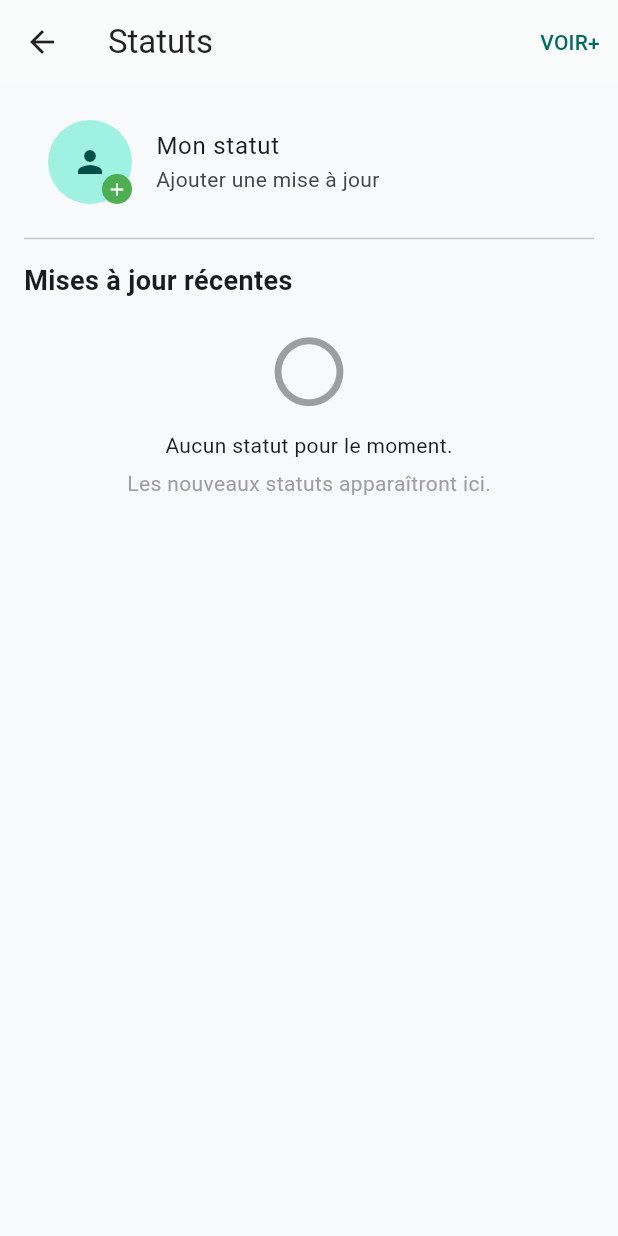
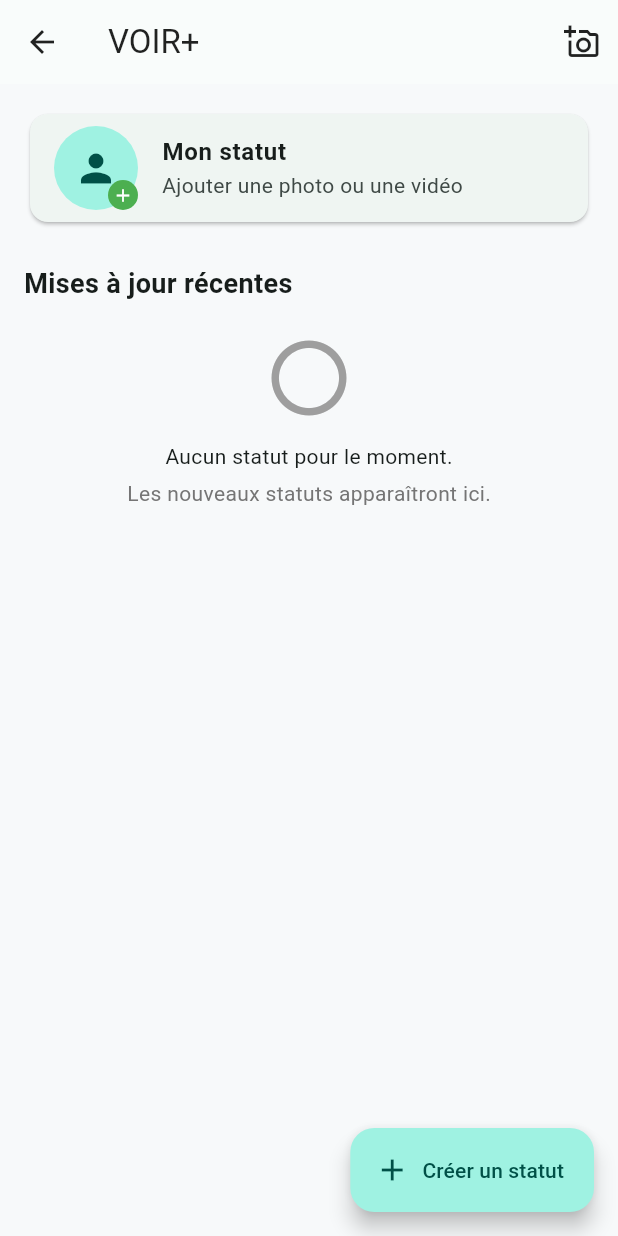
Before and after one commit to ELOHIM243/FoF-, a Flutter app: the StatusScreen screen opened directly, on a phone screen of 412 x 824 dp. Run offline on Flutter 3.47's test engine with Material 3 defaults, Android fonts, the phone set to English and light mode, and no system bars; our stand-ins replace file_picker, image_picker, just_audio, shared_preferences, supabase_flutter, video_player; accounts and stored records are empty; generated files the repository leaves out were written again; statements that could not run were skipped.

Commit message:
Update status_screen.dart

```diff
--- a/lib/features/statuts/status_screen.dart
+++ b/lib/features/statuts/status_screen.dart
@@ -1,30 +1,44 @@
 
 import 'package:flutter/material.dart';
 
+import 'status_editor_screen.dart';
+
 class StatusScreen extends StatelessWidget {
   const StatusScreen({super.key});
+
+  Future<void> _openEditor(BuildContext context) async {
+    await Navigator.push(
+      context,
+      MaterialPageRoute(
+        builder: (_) => const StatusEditorScreen(),
+      ),
+    );
+  }
 
   @override
   Widget build(BuildContext context) {
     return Scaffold(
       appBar: AppBar(
-        title: const Text('Statuts'),
+        title: const Text('VOIR+'),
         actions: [
-          TextButton(
-            onPressed: () {},
-            child: const Text('VOIR+'),
+          IconButton(
+            tooltip: 'Créer un statut',
+            onPressed: () => _openEditor(context),
+            icon: const Icon(Icons.add_a_photo_outlined),
           ),
         ],
       ),
       body: ListView(
         padding: const EdgeInsets.all(16),
         children: [
-          ListTile(
+          // Mon statut
+          Card(
+            child: ListTile(
               leading: Stack(
                 children: [
                   const CircleAvatar(
                     radius: 28,
-                  child: Icon(Icons.person),
+                    child: Icon(Icons.person, size: 30),
                   ),
                   Positioned(
                     right: 0,
@@ -41,17 +55,19 @@ class StatusScreen extends StatelessWidget {
                   ),
                 ],
               ),
-            title: const Text('Mon statut'),
-            subtitle: const Text('Ajouter une mise à jour'),
-            onTap: () {
-              ScaffoldMessenger.of(context).showSnackBar(
-                const SnackBar(
-                  content: Text('Publication des statuts à connecter.'),
+              title: const Text(
+                'Mon statut',
+                style: TextStyle(fontWeight: FontWeight.bold),
               ),
-              );
-            },
+              subtitle: const Text(
+                'Ajouter une photo ou une vidéo',
               ),
-          const Divider(height: 30),
+              onTap: () => _openEditor(context),
+            ),
+          ),
+
+          const SizedBox(height: 24),
+
           const Text(
             'Mises à jour récentes',
             style: TextStyle(
@@ -59,27 +75,39 @@ class StatusScreen extends StatelessWidget {
               fontWeight: FontWeight.bold,
             ),
           ),
+
           const SizedBox(height: 20),
-          const Center(
+
+          Center(
             child: Column(
               children: [
                 Icon(
                   Icons.circle_outlined,
-                  size: 55,
-                  color: Colors.grey,
+                  size: 60,
+                  color: Colors.grey.shade500,
                 ),
-                SizedBox(height: 12),
-                Text('Aucun statut pour le moment.'),
-                SizedBox(height: 5),
+                const SizedBox(height: 12),
+                const Text(
+                  'Aucun statut pour le moment.',
+                ),
+                const SizedBox(height: 5),
                 Text(
                   'Les nouveaux statuts apparaîtront ici.',
-                  style: TextStyle(color: Colors.grey),
+                  style: TextStyle(
+                    color: Colors.grey.shade600,
+                  ),
                 ),
               ],
             ),
           ),
         ],
       ),
+
+      floatingActionButton: FloatingActionButton.extended(
+        onPressed: () => _openEditor(context),
+        icon: const Icon(Icons.add),
+        label: const Text('Créer un statut'),
+      ),
     );
   }
 }
```
Lines whose indentation alone changed are shown as unchanged.
